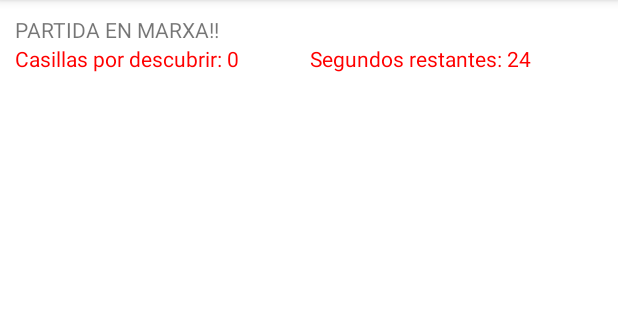
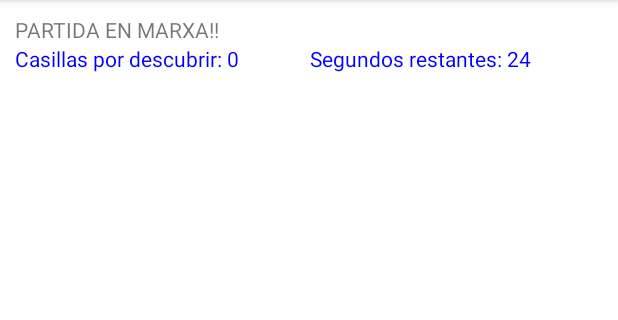
Before and after one commit to marcsabate7/Buscaminas, an Android app: the Partida screen opened directly, with no data from a screen before it, on a phone screen of 412 x 824 dp, the part 84-404 px from its top. Run offline under Robolectric (Android 15) with nearby library versions, the light colour scheme and no system bars; 8 statements that could not run were skipped.

Commit message:
adding lancscapre layout on partida and passing argument to bundle --> saved instance state

```diff
--- a/app/src/main/java/com/marc/buscaminas/Partida.java
+++ b/app/src/main/java/com/marc/buscaminas/Partida.java
@@ -1,5 +1,6 @@
 package com.marc.buscaminas;
 
+import androidx.annotation.NonNull;
 import androidx.appcompat.app.AlertDialog;
 import androidx.appcompat.app.AppCompatActivity;
 import androidx.core.content.ContextCompat;
@@ -35,6 +36,7 @@ public class Partida extends AppCompatActivity{
     private List<Integer> listOfBombsIndexes;
     private int numberOfcolumns;
     private GridView graella;
+    long timepo_restante = 25000;
     Intent activity_final;
     int num_cells;
     TextView num_casillas;
@@ -56,15 +58,12 @@ public class Partida extends AppCompatActivity{
         numberOfcolumns = receivedData.getNumero_graella();
         listOfBombsIndexes = bombs_index_list(numberOfcolumns, receivedData.getPercentatge());
         matrix = initialize_matrix(numberOfcolumns,listOfBombsIndexes);
-        //boolean num = receivedData.isHave_timer();
 
         if (receivedData.isHave_timer()){
             Toast.makeText(getApplicationContext(),"EL TIMER ESTA ACTIVAT", Toast.LENGTH_LONG).show();
         }else{
             Toast.makeText(getApplicationContext(),"EL TIMER ESTA DESACTIVAT", Toast.LENGTH_LONG).show();
         }
-
-
 
         graella = (GridView) findViewById(R.id.gridview);
         CustomAdapter gridAdapter = new CustomAdapter(this, numberOfcolumns * numberOfcolumns);
@@ -73,23 +72,32 @@ public class Partida extends AppCompatActivity{
         num_cells = (numberOfcolumns * numberOfcolumns) - listOfBombsIndexes.size();
         num_casillas.setText("Casillas por descubrir: "+num_cells);
 
+        // RESTORE SAVEINSTANCE STATE
+        if (savedInstanceState!= null){
+            num_cells = savedInstanceState.getInt("casillas_restantes");
+            timepo_restante = savedInstanceState.getInt("tiempo_restante");
+            System.out.println(timepo_restante);
+        }
+
+
         if (receivedData.isHave_timer()){
             num_casillas.setText("Casillas por descubrir: "+num_cells);
             num_casillas.setTextColor(ContextCompat.getColor(getApplicationContext(), R.color.red));
         }else{
             num_casillas.setText("Casillas por descubrir: "+num_cells);
-            num_casillas.setTextColor(ContextCompat.getColor(getApplicationContext(), R.color.red));
+            num_casillas.setTextColor(ContextCompat.getColor(getApplicationContext(), R.color.blue));
         }
 
-        new CountDownTimer(25000,1000) {
+        new CountDownTimer(timepo_restante,1000) {
             @Override
             public void onTick(long l) {
+                timepo_restante = l;
                 if (receivedData.isHave_timer()){
                     timer.setText("Segundos restantes: " + l / 1000);
                     timer.setTextColor(ContextCompat.getColor(getApplicationContext(), R.color.red));
                 }else{
                     timer.setText("Segundos restantes: " + l / 1000);
-                    timer.setTextColor(ContextCompat.getColor(getApplicationContext(), R.color.red));
+                    timer.setTextColor(ContextCompat.getColor(getApplicationContext(), R.color.blue));
 
                 }
             }
@@ -97,32 +105,21 @@ public class Partida extends AppCompatActivity{
             @Override
             public void onFinish() {
                 if (receivedData.isHave_timer()){
+                    // PARTIDA PERDUDA PER TEMPS, JA QUE S'HA ACABAT EL TEMPS
                     timer.setText("GAME OVER");
                     timer.setTextColor(ContextCompat.getColor(getApplicationContext(), R.color.red));
                     activity_final = new Intent(getApplicationContext(),FinalActivity.class);
                     startActivityForResult(activity_final,10);
+                }else{
+                    timer.setText("-");
+                    timer.setTextColor(ContextCompat.getColor(getApplicationContext(), R.color.blue));
                 }
             }
         }.start();
 
+    }
 
 
-        //A PARTIR D'AQUESTA PART DEL ONCREATE HE MIRAT DE IMPLEMENTAR UN LISTENER A LA GRAELLA PERO NOSE PQ POLLES NO VA, NO REACCIONA, SEMBLA QUE NO HI ENTRI
-        // ELS TOASTS SON PER COMPROVAR PERO NO FA NI UN NI L'ALTRE NI PUTA IDEA BRO
-        /*
-        graella.setOnItemClickListener(new AdapterView.OnItemClickListener() {
-            @Override
-            public void onItemClick(AdapterView<?> adapterView, View view, int position, long l) {
-                Toast.makeText(getApplicationContext(),"I HAVE BEEN CLICKED with pos:"+position,Toast.LENGTH_SHORT).show();
-                if(listOfBombsIndexes.contains(position)){
-                    Toast.makeText(getApplicationContext(),"I GOT A BOMB",Toast.LENGTH_SHORT).show();
-                }
-            }
-        });
-
-         */
-
-    }
 
     //CREEM LLISTA RANDOM DE 0 FINS A LLARGADA MAXIMA SENSE REPETIR PER PODER SITUAR LES BOMBES ENTRE LES POSICIONS DELS BOTONS EN LA GRAELLA
     public List<Integer> bombs_index_list(int numColumns, float percentage) {
@@ -167,6 +164,7 @@ public class Partida extends AppCompatActivity{
                     if (listOfBombsIndexes.contains(position)) {
                         Toast.makeText(getApplicationContext(),"I AM A BOMB",Toast.LENGTH_SHORT).show();
                         view.setBackgroundResource(R.drawable.ic_bomb2);
+                        // PARTIDA PERDUDA PERQUE HA CLICAT A UNA BOMBA
 
                         timer.setText("GAME OVER");
                         activity_final = new Intent(getApplicationContext(),FinalActivity.class);
@@ -178,7 +176,12 @@ public class Partida extends AppCompatActivity{
                             num_casillas.setTextColor(ContextCompat.getColor(getApplicationContext(), R.color.red));
                         }else{
                             num_casillas.setText("Casillas por descubrir: "+num_cells);
-                            num_casillas.setTextColor(ContextCompat.getColor(getApplicationContext(), R.color.red));
+                            num_casillas.setTextColor(ContextCompat.getColor(getApplicationContext(), R.color.blue));
+                        }
+                        if (num_cells == 0){
+                            // PARTIDA GUANYADA - AGAFAR DADES I PASARLES AL SEGUENT INTENT
+                            activity_final = new Intent(getApplicationContext(),FinalActivity.class);
+                            startActivityForResult(activity_final,10);
                         }
                         int counter = numberSurroundingBombs(matrix,position);
                         view.setBackgroundResource(drawableOfNumbers[counter]);
@@ -282,4 +285,12 @@ public class Partida extends AppCompatActivity{
         R.drawable.five,R.drawable.six,R.drawable.seven,R.drawable.eight};
     }
 
+
+    @Override
+    protected void onSaveInstanceState(@NonNull Bundle outState) {
+        super.onSaveInstanceState(outState);
+
+        outState.putLong("tiempo_restante",timepo_restante);
+        outState.putInt("casillas_restantes",num_cells);
+    }
 }
--- /dev/null
+++ b/app/src/main/res/layout-land/partida.xml
@@ -0,0 +1,44 @@
+<?xml version="1.0" encoding="utf-8"?>
+<LinearLayout xmlns:android="http://schemas.android.com/apk/res/android"
+    android:layout_width="match_parent"
+    android:layout_height="match_parent">
+
+    <LinearLayout
+        android:layout_width="wrap_content"
+        android:layout_height="match_parent"
+        android:orientation="vertical">
+
+        <TextView
+            android:id="@+id/textView7"
+            android:layout_width="match_parent"
+            android:layout_height="wrap_content"
+            android:text="@string/partida_en_marxa" />
+
+        <TextView
+            android:id="@+id/timer"
+            android:layout_width="match_parent"
+            android:layout_height="wrap_content"
+            android:text="@string/seconds" />
+
+        <TextView
+            android:id="@+id/casillasid"
+            android:layout_width="match_parent"
+            android:layout_height="wrap_content"
+            android:text="@string/casillas" />
+
+    </LinearLayout>
+
+    <GridView
+        android:id="@+id/gridview"
+        android:layout_width="match_parent"
+        android:layout_height="wrap_content"
+        android:alwaysDrawnWithCache="true"
+        android:animateLayoutChanges="true"
+        android:background="#A13535"
+        android:gravity="center"
+        android:horizontalSpacing="2dp"
+        android:numColumns="auto_fit"
+        android:stretchMode="columnWidth"
+        android:verticalSpacing="2dp"></GridView>
+
+</LinearLayout>
--- a/app/src/main/res/layout/partida.xml
+++ b/app/src/main/res/layout/partida.xml
@@ -7,7 +7,7 @@
     <LinearLayout
         android:layout_width="match_parent"
         android:layout_height="wrap_content"
-        android:layout_marginBottom="25dp"
+        android:layout_marginBottom="20dp"
         android:orientation="vertical"
         android:padding="10dp">
 
--- a/app/src/main/res/layout/row_data.xml
+++ b/app/src/main/res/layout/row_data.xml
@@ -7,8 +7,8 @@
 
     <ImageButton
         android:id="@+id/buttoninGrid"
-        android:layout_width="60dp"
-        android:layout_height="60dp"
+        android:layout_width="45dp"
+        android:layout_height="45dp"
         android:adjustViewBounds="true"
         android:scaleType="fitCenter">
 
--- a/app/src/main/res/values-round/strings.xml
+++ /dev/null
@@ -1,3 +0,0 @@
-<resources>
-    <string name="hello_world">Hello Round World!</string>
-</resources>
```
